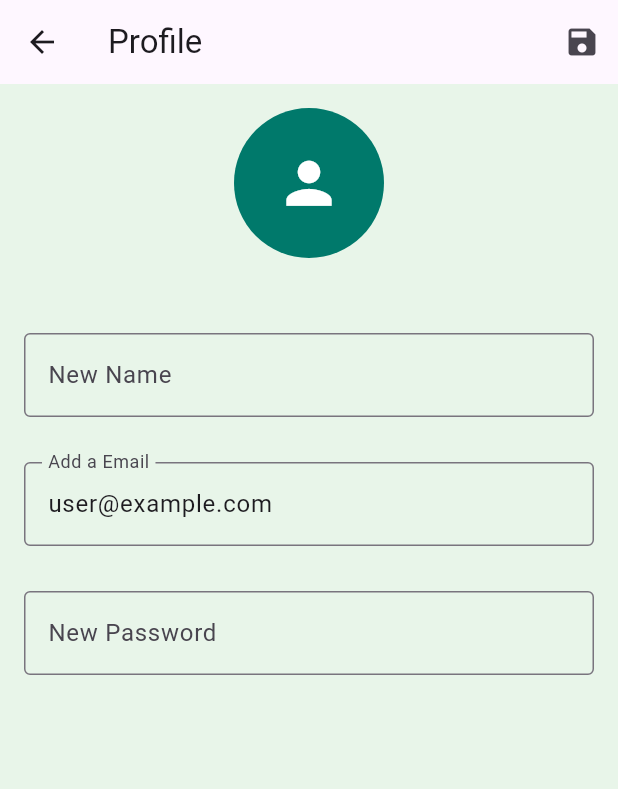
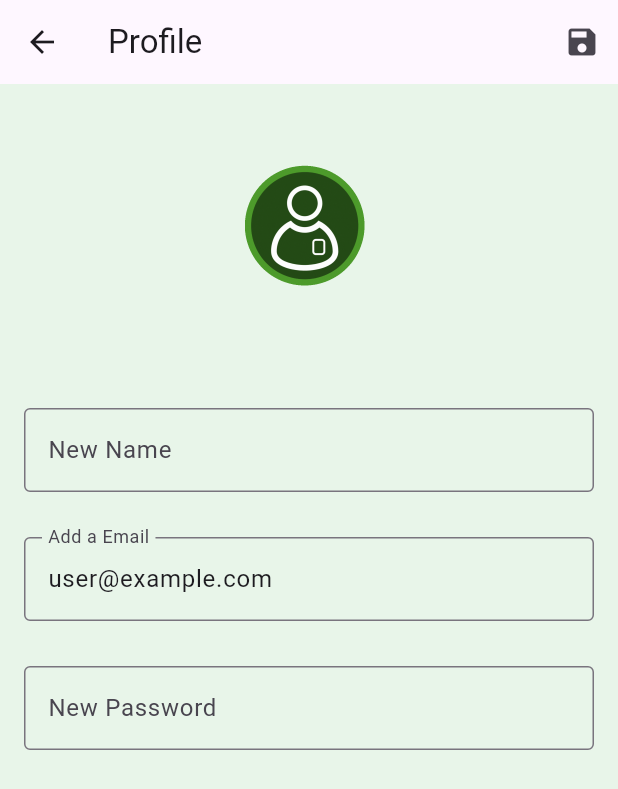
Before and after one commit to saarujan-ui/flutter_project, a Flutter app: the screen it shows after launch, after a tap on "Log In", after a tap on the "person" icon, on a phone screen of 412 x 824 dp. Shown: the top 789 px of the screen. Run offline on Flutter 3.47's test engine with Material 3 defaults, Android fonts, the phone set to English and light mode, and no system bars.

Commit message:
edit the profile icon

```diff
--- a/lib/profile_screen.dart
+++ b/lib/profile_screen.dart
@@ -67,16 +67,13 @@ class _ProfileScreenState extends State<ProfileScreen> {
         padding: const EdgeInsets.all(16.0),
         child: Column(
           children: [
-            CircleAvatar(
-              radius: 50,
-              backgroundColor: Colors.teal.shade700,
-              child: Icon(
-                Icons.person,
-                size: 45,
-                color: Colors.white,
-              ),
+            Image.asset(
+              'assets/selogos/sembup4.gif',
+              width: 240,
+              height: 180,
             ),
-            SizedBox(height: 50),
+
+            SizedBox(height: 20),
             TextField(
               controller: _nameController,
               decoration: InputDecoration(
--- a/pubspec.yaml
+++ b/pubspec.yaml
@@ -68,6 +68,7 @@ flutter:
     - assets/selogos/semb1.png
     - assets/selogos/sembv1.png
     - assets/selogos/sembv2.gif
+    - assets/selogos/sembup4.gif
 
   # An image asset can refer to one or more resolution-specific "variants", see
   # https://flutter.dev/to/resolution-aware-images
```
Also changed, not shown: assets/selogos/sembup1.gif (added), assets/selogos/sembup2.gif (added), assets/selogos/sembup3.gif (added), assets/selogos/sembup4.gif (added).
